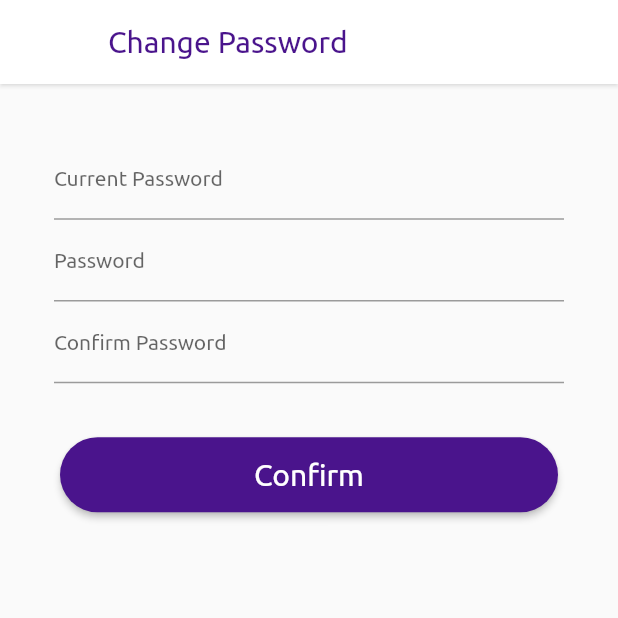
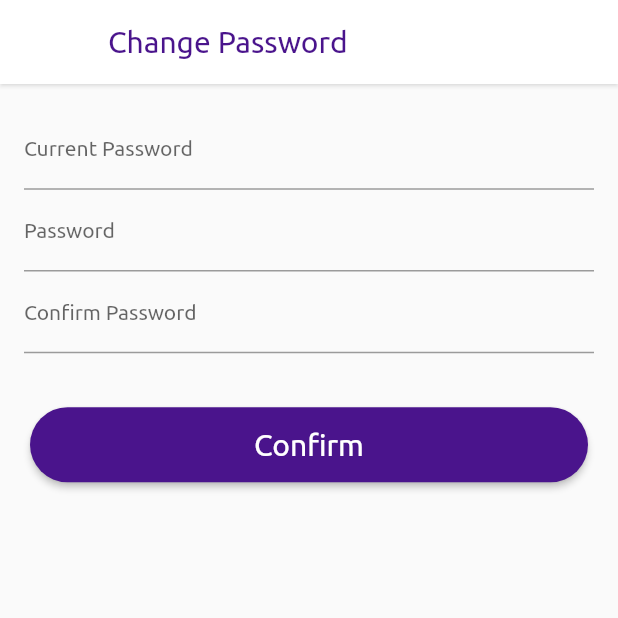
Before and after one commit to arunabhdas/dhobi_app, a Flutter app: the MainPage screen opened by its route, item 4 of the bottom bar chosen, after a tap on "Password", on a phone screen of 412 x 824 dp, the top half of it. Run offline on Flutter 3.47's test engine with Material 2 defaults, Android fonts, the phone set to English and light mode, and no system bars; our stand-ins replace connectivity, firebase_auth, firebase_core, firebase_database, firebase_storage, image_cropper and 2 more; accounts and stored records are empty; network calls fail.

```diff
--- a/lib/main.dart
+++ b/lib/main.dart
@@ -1,6 +1,5 @@
-import 'package:dhobi_app/helpers/helpermethods.dart';
 import 'package:dhobi_app/screens/login_page.dart';
-import 'package:dhobi_app/screens/main_screen.dart';
+import 'package:dhobi_app/screens/main_page.dart';
 import 'package:dhobi_app/screens/registration_page.dart';
 import 'package:firebase_auth/firebase_auth.dart';
 import 'package:firebase_core/firebase_core.dart';
--- a/lib/screens/change_password_screen.dart
+++ b/lib/screens/change_password_screen.dart
@@ -65,13 +65,11 @@ class _ChangePasswordState extends State<ChangePassword> {
           style: TextStyle(fontSize: 20, color: Colors.purple[900]),
         ),
       ),
-      body: Padding(
-        padding: const EdgeInsets.all(20.0),
-        child: Column(
+      body: Column(
         mainAxisSize: MainAxisSize.min,
         children: [
           Padding(
-              padding: EdgeInsets.all(16),
+            padding: EdgeInsets.all(16.0),
             child: Column(
               children: [
                 TextField(
@@ -140,7 +138,6 @@ class _ChangePasswordState extends State<ChangePassword> {
           ),
         ],
       ),
-      ),
     );
   }
 }
--- a/lib/screens/login_page.dart
+++ b/lib/screens/login_page.dart
@@ -1,6 +1,6 @@
 import 'package:connectivity/connectivity.dart';
 import 'package:dhobi_app/screens/forgot_password_screen.dart';
-import 'package:dhobi_app/screens/main_screen.dart';
+import 'package:dhobi_app/screens/main_page.dart';
 import 'package:dhobi_app/screens/registration_page.dart';
 import 'package:dhobi_app/widgets/largeButton.dart';
 import 'package:dhobi_app/widgets/progressDialog.dart';
--- /dev/null
+++ b/lib/screens/main_page.dart
@@ -0,0 +1,76 @@
+import 'package:dhobi_app/helpers/helpermethods.dart';
+import 'package:dhobi_app/tabs/history_tab.dart';
+import 'package:dhobi_app/tabs/home_tab.dart';
+import 'package:dhobi_app/tabs/info_tab.dart';
+import 'package:dhobi_app/tabs/settings_tab.dart';
+import 'package:flutter/material.dart';
+
+class MainPage extends StatefulWidget {
+  static const String id = 'mainpage';
+  @override
+  _MainPageState createState() => _MainPageState();
+}
+
+class _MainPageState extends State<MainPage>
+    with SingleTickerProviderStateMixin {
+  TabController tabController;
+
+  int selectedIndex = 0;
+
+  void onItemClicked(int index) {
+    setState(() {
+      selectedIndex = index;
+      tabController.index = selectedIndex;
+    });
+  }
+
+  @override
+  void initState() {
+    super.initState();
+    tabController = TabController(length: 4, vsync: this);
+    HelperMethods.getCurrentUserInfo();
+    //HelperMethods.getProfilePictureLink();
+  }
+
+  @override
+  void dispose() {
+    tabController.dispose();
+    super.dispose();
+  }
+
+  @override
+  Widget build(BuildContext context) {
+    return WillPopScope(
+      onWillPop: () async => false,
+      child: Scaffold(
+        body: TabBarView(
+          physics: NeverScrollableScrollPhysics(),
+          controller: tabController,
+          children: [
+            HomeTab(),
+            HistoryTab(),
+            InfoTab(),
+            SettingsTab(),
+          ],
+        ),
+        bottomNavigationBar: BottomNavigationBar(
+          items: [
+            BottomNavigationBarItem(icon: Icon(Icons.home), label: 'Home'),
+            BottomNavigationBarItem(
+                icon: Icon(Icons.history), label: 'History'),
+            BottomNavigationBarItem(icon: Icon(Icons.info), label: 'Info'),
+            BottomNavigationBarItem(
+                icon: Icon(Icons.account_circle_rounded), label: 'Account'),
+          ],
+          currentIndex: selectedIndex,
+          unselectedItemColor: Colors.grey,
+          selectedItemColor: Colors.purple[900],
+          showUnselectedLabels: true,
+          selectedLabelStyle: TextStyle(fontSize: 12),
+          type: BottomNavigationBarType.fixed,
+          onTap: onItemClicked,
+        ),
+      ),
+    );
+  }
+}
--- a/lib/screens/main_screen.dart
+++ /dev/null
@@ -1,72 +0,0 @@
-import 'package:dhobi_app/helpers/helpermethods.dart';
-import 'package:dhobi_app/tabs/history_tab.dart';
-import 'package:dhobi_app/tabs/home_tab.dart';
-import 'package:dhobi_app/tabs/info_tab.dart';
-import 'package:dhobi_app/tabs/settings_tab.dart';
-import 'package:flutter/material.dart';
-
-class MainPage extends StatefulWidget {
-  static const String id = 'mainpage';
-  @override
-  _MainPageState createState() => _MainPageState();
-}
-
-class _MainPageState extends State<MainPage>
-    with SingleTickerProviderStateMixin {
-  TabController tabController;
-
-  int selectedIndex = 0;
-
-  void onItemClicked(int index) {
-    setState(() {
-      selectedIndex = index;
-      tabController.index = selectedIndex;
-    });
-  }
-
-  @override
-  void initState() {
-    super.initState();
-    tabController = TabController(length: 4, vsync: this);
-    HelperMethods.getCurrentUserInfo();
-    //HelperMethods.getProfilePictureLink();
-  }
-
-  @override
-  void dispose() {
-    tabController.dispose();
-    super.dispose();
-  }
-
-  @override
-  Widget build(BuildContext context) {
-    return Scaffold(
-      body: TabBarView(
-        physics: NeverScrollableScrollPhysics(),
-        controller: tabController,
-        children: [
-          HomeTab(),
-          HistoryTab(),
-          InfoTab(),
-          SettingsTab(),
-        ],
-      ),
-      bottomNavigationBar: BottomNavigationBar(
-        items: [
-          BottomNavigationBarItem(icon: Icon(Icons.home), label: 'Home'),
-          BottomNavigationBarItem(icon: Icon(Icons.history), label: 'History'),
-          BottomNavigationBarItem(icon: Icon(Icons.info), label: 'Info'),
-          BottomNavigationBarItem(
-              icon: Icon(Icons.account_circle_rounded), label: 'Account'),
-        ],
-        currentIndex: selectedIndex,
-        unselectedItemColor: Colors.grey,
-        selectedItemColor: Colors.purple[900],
-        showUnselectedLabels: true,
-        selectedLabelStyle: TextStyle(fontSize: 12),
-        type: BottomNavigationBarType.fixed,
-        onTap: onItemClicked,
-      ),
-    );
-  }
-}
--- a/lib/screens/registration_page.dart
+++ b/lib/screens/registration_page.dart
@@ -1,6 +1,7 @@
 import 'package:connectivity/connectivity.dart';
 import 'package:dhobi_app/global_variables.dart';
 import 'package:dhobi_app/screens/login_page.dart';
+import 'package:dhobi_app/screens/registration_page_more_info.dart';
 import 'package:dhobi_app/widgets/largeButton.dart';
 import 'package:dhobi_app/widgets/progressDialog.dart';
 import 'package:firebase_auth/firebase_auth.dart';
@@ -46,7 +47,7 @@ class _RegistrationPageState extends State<RegistrationPage> {
       barrierDismissible: false,
       context: context,
       builder: (BuildContext context) =>
-          ProgressDialog(status: 'Logging You In'),
+          ProgressDialog(status: 'Registering You'),
     );
     UserCredential user = await _auth
         .createUserWithEmailAndPassword(
@@ -70,7 +71,8 @@ class _RegistrationPageState extends State<RegistrationPage> {
 
       currentFirebaseUser = user.user;
 
-      Navigator.pushNamed(context, LoginPage.id);
+      Navigator.push(context,
+          MaterialPageRoute(builder: (context) => RegistrationMorePage()));
     }
   }
 
--- a/lib/tabs/settings_tab.dart
+++ b/lib/tabs/settings_tab.dart
@@ -44,6 +44,8 @@ class _SettingsTabState extends State<SettingsTab> {
 
   Future getImage() async {
     var pickedImage = await picker.getImage(source: ImageSource.gallery);
+    if (pickedImage != null) {
+      //wrapped inside a if to prevent runtime error, test on a real device.
       File tempImage = await ImageCropper.cropImage(
         cropStyle: CropStyle.circle,
         sourcePath: pickedImage.path,
@@ -77,9 +79,12 @@ class _SettingsTabState extends State<SettingsTab> {
         } catch (e) {
           print(e);
         }
+      } else {
+        return;
       }
       (context as Element).rebuild();
       return;
+    }
   }
 
   @override
```
Also changed, not shown: lib/screens/custom_order_screen.dart (+10 -8 lines), lib/screens/registration_page_more_info.dart (added, +153 -0 lines). Lines whose indentation alone changed are shown as unchanged.
